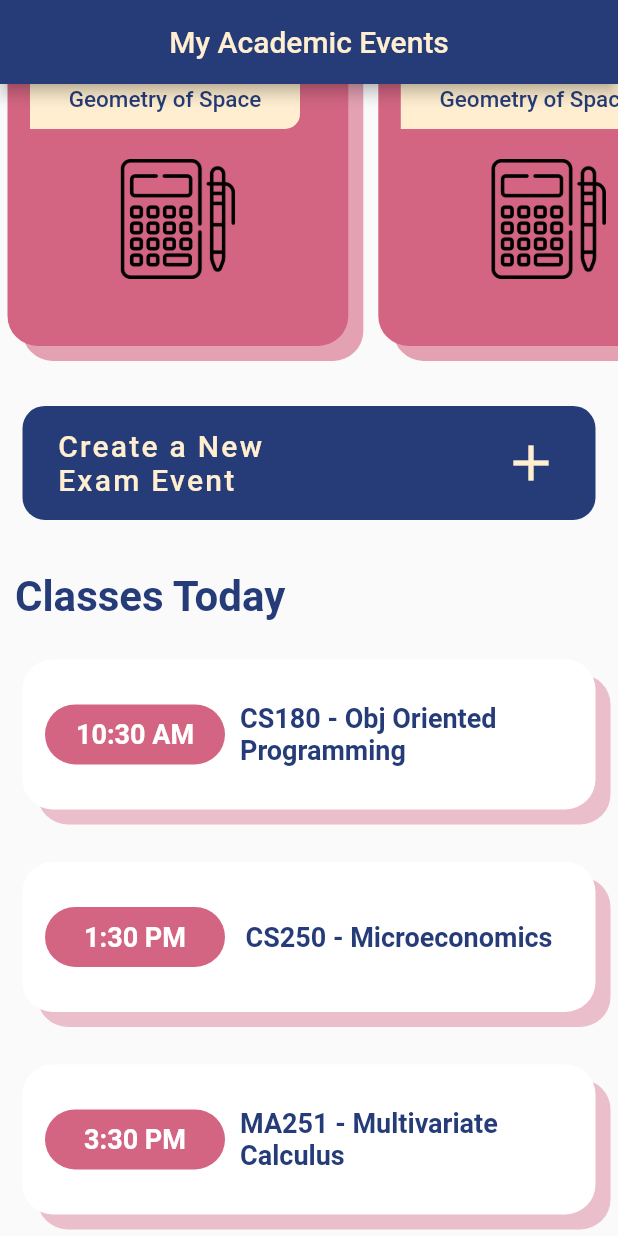
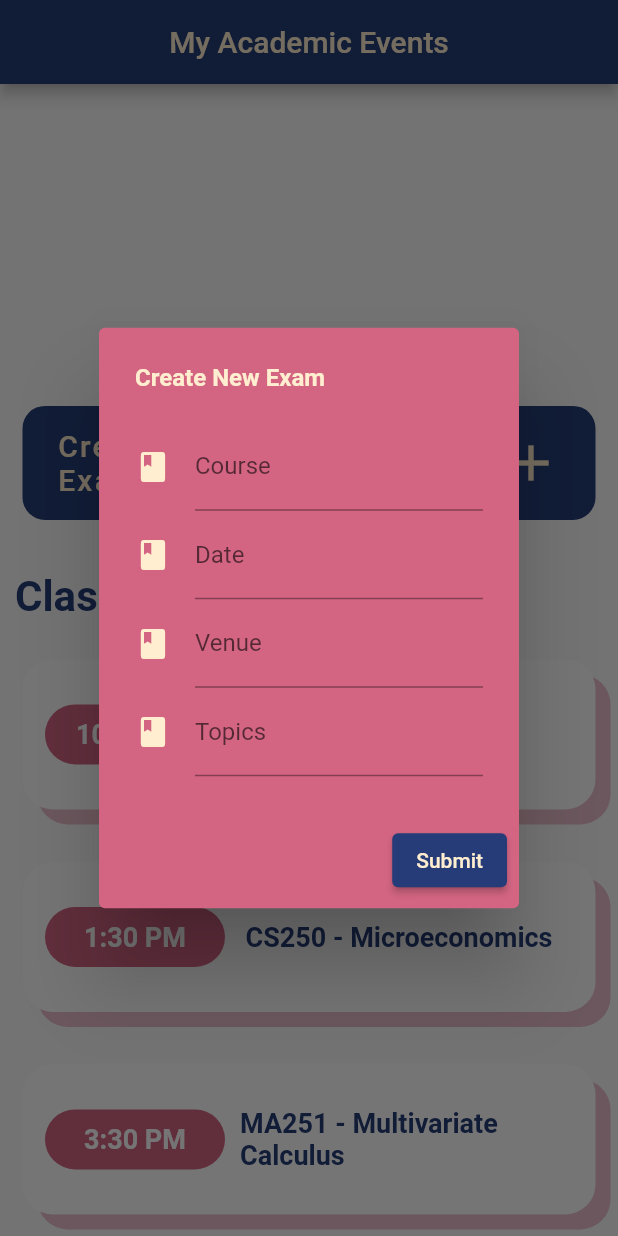
Before and after one commit to purdueflutter/basicflutterworkshop_app, a Flutter app: the screen it shows after launch, scrolled down 198 dp, after a tap on "Create a New Exam Event", on a phone screen of 412 x 824 dp. Run offline on Flutter 3.47's test engine with Material 2 defaults, Android fonts, the phone set to English and light mode, and no system bars; missing offline and left inert: dart:ffi.

Commit message:
new exam feature

```diff
--- a/lib/example.dart
+++ b/lib/example.dart
@@ -17,6 +17,8 @@ class ExamplePage extends StatefulWidget {
 }
 
 class _ExamplePageState extends State<ExamplePage> {
+  List<ExamContainer> exams = [];
+
   @override
   Widget build(BuildContext context) {
     return Scaffold(
@@ -47,8 +49,8 @@ class _ExamplePageState extends State<ExamplePage> {
             height: MediaQuery.of(context).size.height * 0.4,
             child: ListView.builder(
               scrollDirection: Axis.horizontal,
-              itemCount: 5,
-              itemBuilder: (context, index) => ExamContainer(),
+              itemCount: exams.length,
+              itemBuilder: (context, index) => exams[index],
             ),
           ),
           SizedBox(height: 15),
@@ -56,7 +58,20 @@ class _ExamplePageState extends State<ExamplePage> {
             alignment: Alignment.center,
             padding: EdgeInsets.all(15),
             child: TextButton(
-              onPressed: () {},
+              onPressed: () async {
+                final result = await showDialog(
+                  context: context,
+                  builder: (context) => NewExamDialog(),
+                );
+                setState(() {
+                  exams.add(ExamContainer(
+                    date: result['date'],
+                    course: result['course'],
+                    venue: result['venue'],
+                    topicsCovered: result['topics'],
+                  ));
+                });
+              },
               style: TextButton.styleFrom(
                 backgroundColor: darkBlueColor,
                 alignment: Alignment.center,
@@ -121,6 +136,107 @@ class _ExamplePageState extends State<ExamplePage> {
           ),
         ],
       ),
+    );
+  }
+}
+
+class NewExamDialog extends StatefulWidget {
+  const NewExamDialog({Key? key}) : super(key: key);
+
+  @override
+  State<NewExamDialog> createState() => _NewExamDialogState();
+}
+
+class _NewExamDialogState extends State<NewExamDialog> {
+  String? course;
+  String? date;
+  String? venue;
+  String? topics;
+
+  @override
+  Widget build(BuildContext context) {
+    return AlertDialog(
+      backgroundColor: pinkColor,
+      title: Text(
+        'Create New Exam',
+        style: TextStyle(
+          color: lightColor,
+          fontSize: 16.0,
+          fontWeight: FontWeight.w600,
+        ),
+      ),
+      content: Form(
+        onChanged: () => Form.of(primaryFocus!.context!)!.save(),
+        child: Column(
+          mainAxisSize: MainAxisSize.min,
+          children: <Widget>[
+            TextFormField(
+              decoration: InputDecoration(
+                labelText: 'Course',
+                icon: Icon(Icons.class_, color: lightColor),
+                focusedBorder: UnderlineInputBorder(
+                  borderSide: BorderSide(color: lightColor),
+                ),
+                floatingLabelStyle: TextStyle(color: lightColor),
+              ),
+              cursorColor: lightColor,
+              onSaved: (value) => course = value,
+            ),
+            TextFormField(
+              decoration: InputDecoration(
+                labelText: 'Date',
+                icon: Icon(Icons.class_, color: lightColor),
+                focusedBorder: UnderlineInputBorder(
+                  borderSide: BorderSide(color: lightColor),
+                ),
+                floatingLabelStyle: TextStyle(color: lightColor),
+              ),
+              cursorColor: lightColor,
+              onSaved: (value) => date = value,
+            ),
+            TextFormField(
+              decoration: InputDecoration(
+                labelText: 'Venue',
+                icon: Icon(Icons.class_, color: lightColor),
+                focusedBorder: UnderlineInputBorder(
+                  borderSide: BorderSide(color: lightColor),
+                ),
+                floatingLabelStyle: TextStyle(color: lightColor),
+              ),
+              cursorColor: lightColor,
+              onSaved: (value) => venue = value,
+            ),
+            TextFormField(
+              decoration: InputDecoration(
+                labelText: 'Topics',
+                icon: Icon(Icons.class_, color: lightColor),
+                focusedBorder: UnderlineInputBorder(
+                  borderSide: BorderSide(color: lightColor),
+                ),
+                floatingLabelStyle: TextStyle(color: lightColor),
+              ),
+              cursorColor: lightColor,
+              onSaved: (value) => topics = value,
+            ),
+          ],
+        ),
+      ),
+      actions: [
+        ElevatedButton(
+          child: Text("Submit", style: TextStyle(color: lightColor)),
+          style: ButtonStyle(
+            backgroundColor: MaterialStateProperty.all<Color>(darkBlueColor),
+          ),
+          onPressed: () {
+            Navigator.pop(context, {
+              'course': course,
+              'date': date,
+              'venue': venue,
+              'topics': topics
+            });
+          },
+        )
+      ],
     );
   }
 }
@@ -203,8 +319,17 @@ class ClassContainer extends StatelessWidget {
 }
 
 class ExamContainer extends StatelessWidget {
+  final String date;
+  final String course;
+  final String venue;
+  final String topicsCovered;
+
   const ExamContainer({
     Key? key,
+    required this.date,
+    required this.course,
+    required this.venue,
+    required this.topicsCovered,
   }) : super(key: key);
 
   @override
@@ -235,7 +360,7 @@ class ExamContainer extends StatelessWidget {
                   Padding(
                     padding: EdgeInsets.only(bottom: 5),
                     child: Text(
-                      "20th September",
+                      date,
                       style: TextStyle(
                         color: lightColor,
                         fontSize: 24.0,
@@ -243,11 +368,11 @@ class ExamContainer extends StatelessWidget {
                       ),
                     ),
                   ),
-                  TextBox(text: "Exam: Calculus III"),
-                  TextBox(text: "Venue: Elliot Hall"),
+                  TextBox(text: "Exam: ${course}"),
+                  TextBox(text: "Venue: ${venue}"),
                   TextBox(text: "Topics Covered:"),
                   SizedBox(height: 5),
-                  ExamBox(topic: "Geometry of Space"),
+                  ExamBox(topic: "${topicsCovered}"),
                   SizedBox(height: 20),
                   Container(
                     alignment: Alignment.center,
```
